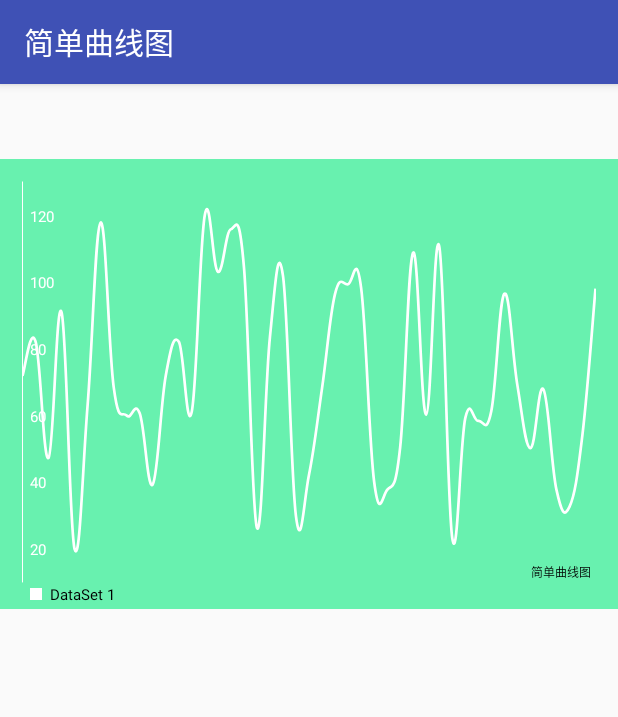
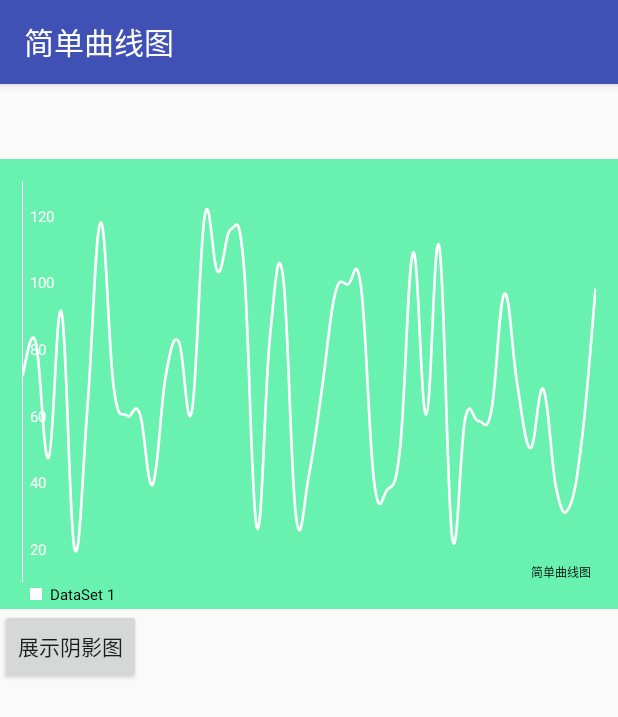
Before and after one commit to SunnyLy/MuKeNet, an Android app: the CurveChartActivity screen opened directly, with no data from a screen before it, on a phone screen of 412 x 824 dp. Shown: the top 717 px of the screen. Run offline under Robolectric (Android 15) with nearby library versions, the phone set to English and light mode, and no system bars.

Commit message:
在曲线图绘制上增加一个Button来控制是否显示阴影

```diff
--- a/app/src/main/res/layout/activity_curve_chart.xml
+++ b/app/src/main/res/layout/activity_curve_chart.xml
@@ -10,4 +10,11 @@
         android:layout_gravity="center_vertical"
         android:layout_marginTop="50dp"/>
 
+    <Button
+        android:id="@+id/btn_show_shadow"
+        android:layout_width="wrap_content"
+        android:layout_height="50dp"
+        android:onClick="showShadow"
+        android:text="@string/show_shadow"/>
+
 </LinearLayout>
--- a/app/src/main/res/values/strings.xml
+++ b/app/src/main/res/values/strings.xml
@@ -2,6 +2,7 @@
     <string name="app_name">慕课图表实战</string>
     <string name="title_bar_chart">简单直方图</string>
     <string name="title_curve_chart">简单曲线图</string>
+    <string name="show_shadow">展示阴影图</string>
 
     <string-array name="chart_types">
         <item>MPAC实现直方图</item>
```
Also changed, not shown: app/src/main/java/chart/muke/com/mukechart/basicchart/CurveChartActivity.java (+33 -1 lines).
